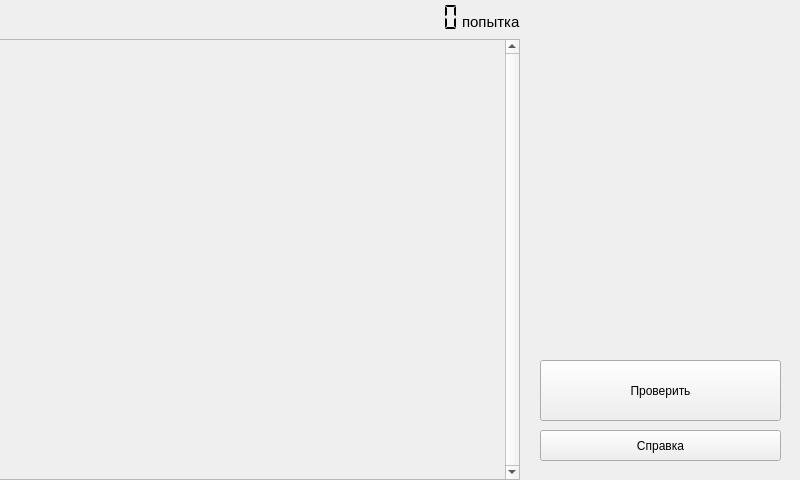
AudasViator/SearchAdd, file mainwindow.ui: the form before one commit.
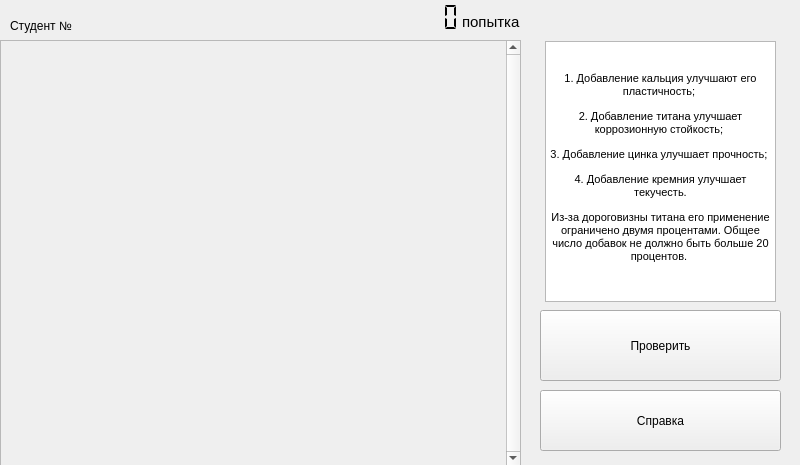
The form after the commit.

Patch:
```diff
--- a/mainwindow.ui
+++ b/mainwindow.ui
@@ -7,13 +7,19 @@
     <x>0</x>
     <y>0</y>
     <width>800</width>
-    <height>480</height>
+    <height>465</height>
    </rect>
   </property>
   <property name="minimumSize">
    <size>
     <width>800</width>
-    <height>480</height>
+    <height>465</height>
+   </size>
+  </property>
+  <property name="maximumSize">
+   <size>
+    <width>800</width>
+    <height>465</height>
    </size>
   </property>
   <property name="baseSize">
@@ -30,9 +36,9 @@
     <property name="geometry">
      <rect>
       <x>540</x>
-      <y>360</y>
+      <y>310</y>
       <width>241</width>
-      <height>61</height>
+      <height>71</height>
      </rect>
     </property>
     <property name="text">
@@ -42,10 +48,10 @@
    <widget class="QScrollArea" name="attemptsScrollArea">
     <property name="geometry">
      <rect>
-      <x>-1</x>
-      <y>39</y>
+      <x>0</x>
+      <y>40</y>
       <width>521</width>
-      <height>441</height>
+      <height>426</height>
      </rect>
     </property>
     <property name="verticalScrollBarPolicy">
@@ -66,7 +72,7 @@
        <x>0</x>
        <y>0</y>
        <width>502</width>
-       <height>439</height>
+       <height>424</height>
       </rect>
      </property>
     </widget>
@@ -75,9 +81,9 @@
     <property name="geometry">
      <rect>
       <x>540</x>
-      <y>430</y>
+      <y>390</y>
       <width>241</width>
-      <height>31</height>
+      <height>61</height>
      </rect>
     </property>
     <property name="text">
@@ -132,6 +138,42 @@
      <set>Qt::AlignBottom|Qt::AlignLeading|Qt::AlignLeft</set>
     </property>
    </widget>
+   <widget class="QLabel" name="studentNumberLabel">
+    <property name="geometry">
+     <rect>
+      <x>10</x>
+      <y>10</y>
+      <width>131</width>
+      <height>31</height>
+     </rect>
+    </property>
+    <property name="text">
+     <string>Студент №</string>
+    </property>
+   </widget>
+   <widget class="QTextBrowser" name="textBrowser">
+    <property name="geometry">
+     <rect>
+      <x>545</x>
+      <y>41</y>
+      <width>231</width>
+      <height>261</height>
+     </rect>
+    </property>
+    <property name="html">
+     <string>&lt;!DOCTYPE HTML PUBLIC &quot;-//W3C//DTD HTML 4.0//EN&quot; &quot;http://www.w3.org/TR/REC-html40/strict.dtd&quot;&gt;
+&lt;html&gt;&lt;head&gt;&lt;meta name=&quot;qrichtext&quot; content=&quot;1&quot; /&gt;&lt;style type=&quot;text/css&quot;&gt;
+p, li { white-space: pre-wrap; }
+&lt;/style&gt;&lt;/head&gt;&lt;body style=&quot; font-family:'MS Shell Dlg 2'; font-size:8.25pt; font-weight:400; font-style:normal;&quot;&gt;
+&lt;p align=&quot;center&quot; style=&quot;-qt-paragraph-type:empty; margin-top:0px; margin-bottom:0px; margin-left:0px; margin-right:0px; -qt-block-indent:0; text-indent:0px;&quot;&gt;&lt;br /&gt;&lt;/p&gt;
+&lt;p align=&quot;center&quot; style=&quot;-qt-paragraph-type:empty; margin-top:0px; margin-bottom:0px; margin-left:0px; margin-right:0px; -qt-block-indent:0; text-indent:0px; font-size:8pt;&quot;&gt;&lt;br /&gt;&lt;/p&gt;
+&lt;p align=&quot;center&quot; style=&quot; margin-top:0px; margin-bottom:0px; margin-left:0px; margin-right:0px; -qt-block-indent:0; text-indent:0px;&quot;&gt;&lt;span style=&quot; font-size:8pt;&quot;&gt;1. Добавление кальция улучшают его пластичность; &lt;/span&gt;&lt;/p&gt;
+&lt;p align=&quot;center&quot; style=&quot; margin-top:12px; margin-bottom:12px; margin-left:0px; margin-right:0px; -qt-block-indent:0; text-indent:0px;&quot;&gt;&lt;span style=&quot; font-size:8pt;&quot;&gt;2. Добавление титана улучшает коррозионную стойкость; &lt;/span&gt;&lt;/p&gt;
+&lt;p align=&quot;center&quot; style=&quot; margin-top:12px; margin-bottom:12px; margin-left:0px; margin-right:0px; -qt-block-indent:0; text-indent:0px;&quot;&gt;&lt;span style=&quot; font-size:8pt;&quot;&gt;3. Добавление цинка улучшает прочность; &lt;/span&gt;&lt;/p&gt;
+&lt;p align=&quot;center&quot; style=&quot; margin-top:12px; margin-bottom:12px; margin-left:0px; margin-right:0px; -qt-block-indent:0; text-indent:0px;&quot;&gt;&lt;span style=&quot; font-size:8pt;&quot;&gt;4. Добавление кремния улучшает текучесть.&lt;/span&gt;&lt;/p&gt;
+&lt;p align=&quot;center&quot; style=&quot; margin-top:12px; margin-bottom:12px; margin-left:0px; margin-right:0px; -qt-block-indent:0; text-indent:0px;&quot;&gt;&lt;span style=&quot; font-size:8pt;&quot;&gt;Из-за дороговизны титана его применение ограничено двумя процентами. Общее число добавок не должно быть больше 20 процентов. &lt;/span&gt;&lt;/p&gt;&lt;/body&gt;&lt;/html&gt;</string>
+    </property>
+   </widget>
   </widget>
  </widget>
  <layoutdefault spacing="6" margin="11"/>
```
